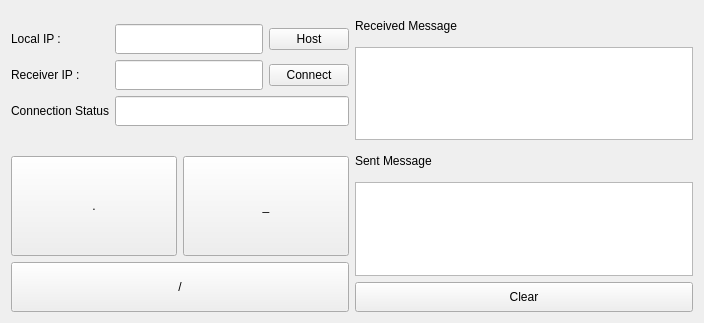
Before: the Qt Designer form scripts/qt/ui/morse_transmitter_main.ui in ericnjkim/morse_transmitter, drawn with Qt 5.
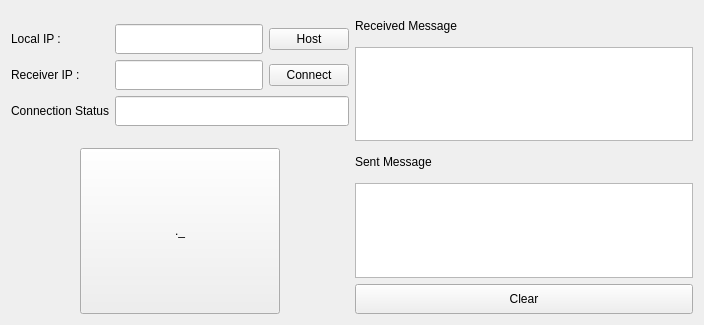
After: the same form once the commit is applied.

Commit message: basic transmission timer class created. This will later be used to evaluate whether the user put in a dot or dash based on how long the button was pushed for.

```diff
--- a/scripts/qt/ui/morse_transmitter_main.ui
+++ b/scripts/qt/ui/morse_transmitter_main.ui
@@ -7,7 +7,7 @@
     <x>0</x>
     <y>0</y>
     <width>704</width>
-    <height>323</height>
+    <height>325</height>
    </rect>
   </property>
   <property name="windowTitle">
@@ -150,19 +150,6 @@
        </item>
       </layout>
      </item>
-     <item>
-      <spacer name="verticalSpacer">
-       <property name="orientation">
-        <enum>Qt::Vertical</enum>
-       </property>
-       <property name="sizeHint" stdset="0">
-        <size>
-         <width>20</width>
-         <height>40</height>
-        </size>
-       </property>
-      </spacer>
-     </item>
      <item>
       <layout class="QHBoxLayout" name="horizontalLayout_2">
        <item>
@@ -175,55 +162,17 @@
          </property>
          <property name="maximumSize">
           <size>
-           <width>1000</width>
-           <height>100</height>
+           <width>200</width>
+           <height>200</height>
           </size>
          </property>
          <property name="text">
-          <string>.</string>
-         </property>
-        </widget>
-       </item>
-       <item>
-        <widget class="QPushButton" name="btn_dash">
-         <property name="minimumSize">
-          <size>
-           <width>100</width>
-           <height>100</height>
-          </size>
-         </property>
-         <property name="maximumSize">
-          <size>
-           <width>1000</width>
-           <height>100</height>
-          </size>
-         </property>
-         <property name="text">
-          <string>_</string>
+          <string>._</string>
          </property>
         </widget>
        </item>
       </layout>
      </item>
-     <item>
-      <widget class="QPushButton" name="btn_slash">
-       <property name="minimumSize">
-        <size>
-         <width>200</width>
-         <height>50</height>
-        </size>
-       </property>
-       <property name="maximumSize">
-        <size>
-         <width>3000</width>
-         <height>50</height>
-        </size>
-       </property>
-       <property name="text">
-        <string>/</string>
-       </property>
-      </widget>
-     </item>
     </layout>
    </item>
    <item row="0" column="1">
```
Left out of the diff: 2 changed lines with no effect on the pictures. The commit also changes 2 other files.
